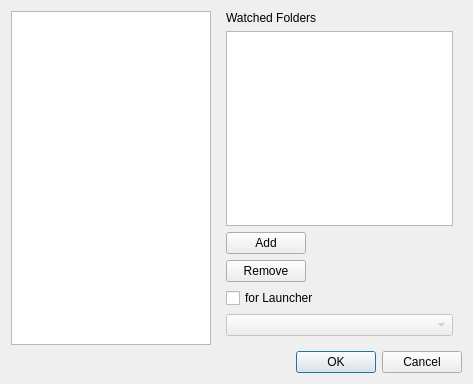
Before: the Qt Designer form fsettingsdialog.ui in FusionLauncher/FusionClient, drawn with Qt 5.
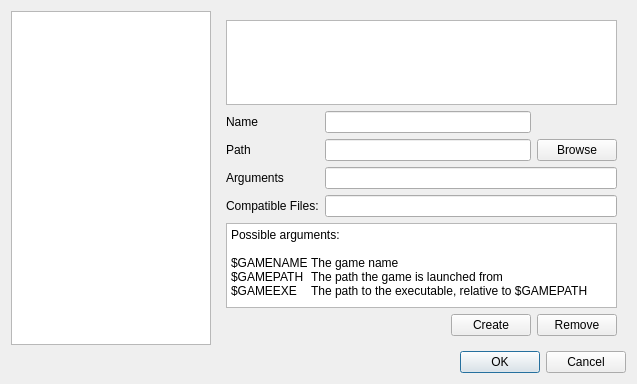
After: the same form once the commit is applied.

Commit message: Puts the Launcher into the Settings-Dialog (not done)

```diff
--- a/fsettingsdialog.ui
+++ b/fsettingsdialog.ui
@@ -9,7 +9,7 @@
    <rect>
     <x>0</x>
     <y>0</y>
-    <width>473</width>
+    <width>637</width>
     <height>384</height>
    </rect>
   </property>
@@ -57,7 +57,7 @@
       <item>
        <widget class="QStackedWidget" name="settingPages">
         <property name="currentIndex">
-         <number>4</number>
+         <number>5</number>
         </property>
         <widget class="QWidget" name="General">
          <layout class="QVBoxLayout" name="verticalLayout_2">
@@ -70,19 +70,6 @@
           <property name="bottomMargin">
            <number>0</number>
           </property>
-          <item>
-           <widget class="QLabel" name="label">
-            <property name="sizePolicy">
-             <sizepolicy hsizetype="Preferred" vsizetype="Minimum">
-              <horstretch>0</horstretch>
-              <verstretch>0</verstretch>
-             </sizepolicy>
-            </property>
-            <property name="text">
-             <string>General</string>
-            </property>
-           </widget>
-          </item>
           <item>
            <widget class="QWidget" name="widget_2" native="true">
             <layout class="QGridLayout" name="gridLayout_2">
@@ -315,38 +302,31 @@
           <property name="topMargin">
            <number>0</number>
           </property>
-          <item row="2" column="0">
+          <item row="0" column="0" colspan="2">
+           <widget class="QListWidget" name="lw_Folder_FolderList"/>
+          </item>
+          <item row="1" column="0">
            <widget class="QPushButton" name="btn_Folder_Add">
             <property name="text">
              <string>Add</string>
             </property>
            </widget>
           </item>
-          <item row="3" column="0">
+          <item row="2" column="0">
            <widget class="QPushButton" name="btn_Folder_Remove">
             <property name="text">
              <string>Remove</string>
             </property>
            </widget>
           </item>
-          <item row="1" column="0" colspan="2">
-           <widget class="QListWidget" name="lw_Folder_FolderList"/>
-          </item>
-          <item row="0" column="0">
-           <widget class="QLabel" name="la_Folder_Head">
-            <property name="text">
-             <string>Watched Folders</string>
-            </property>
-           </widget>
-          </item>
-          <item row="4" column="0">
+          <item row="3" column="0">
            <widget class="QCheckBox" name="cb_Folder_ForLauncher">
             <property name="text">
-             <string>for Launcher</string>
+             <string>Contains ROMs for Launcher</string>
             </property>
            </widget>
           </item>
-          <item row="5" column="0" colspan="2">
+          <item row="4" column="0" colspan="2">
            <widget class="QComboBox" name="cb_Folder_LauncherList">
             <property name="enabled">
              <bool>false</bool>
@@ -355,6 +335,89 @@
           </item>
          </layout>
         </widget>
+        <widget class="QWidget" name="Launchers">
+         <layout class="QGridLayout" name="gridLayout_3">
+          <item row="1" column="0">
+           <widget class="QLabel" name="nameLabel">
+            <property name="text">
+             <string>Name</string>
+            </property>
+           </widget>
+          </item>
+          <item row="2" column="5">
+           <widget class="QPushButton" name="btn_launcher_browsePath">
+            <property name="text">
+             <string>Browse</string>
+            </property>
+           </widget>
+          </item>
+          <item row="3" column="0">
+           <widget class="QLabel" name="argLabel">
+            <property name="text">
+             <string>Arguments</string>
+            </property>
+           </widget>
+          </item>
+          <item row="3" column="1" colspan="5">
+           <widget class="QLineEdit" name="le_launcher_argEdit"/>
+          </item>
+          <item row="2" column="0">
+           <widget class="QLabel" name="fileLabel">
+            <property name="text">
+             <string>Path</string>
+            </property>
+           </widget>
+          </item>
+          <item row="5" column="0" colspan="6">
+           <widget class="QTextBrowser" name="tb_launcher_infoBrowser">
+            <property name="html">
+             <string>&lt;!DOCTYPE HTML PUBLIC &quot;-//W3C//DTD HTML 4.0//EN&quot; &quot;http://www.w3.org/TR/REC-html40/strict.dtd&quot;&gt;
+&lt;html&gt;&lt;head&gt;&lt;meta name=&quot;qrichtext&quot; content=&quot;1&quot; /&gt;&lt;style type=&quot;text/css&quot;&gt;
+p, li { white-space: pre-wrap; }
+&lt;/style&gt;&lt;/head&gt;&lt;body style=&quot; font-family:'MS Shell Dlg 2'; font-size:8.25pt; font-weight:400; font-style:normal;&quot;&gt;
+&lt;p style=&quot; margin-top:0px; margin-bottom:0px; margin-left:0px; margin-right:0px; -qt-block-indent:0; text-indent:0px;&quot;&gt;&lt;span style=&quot; font-family:'Sans Serif'; font-size:9pt;&quot;&gt;Possible arguments:&lt;/span&gt;&lt;/p&gt;
+&lt;p style=&quot;-qt-paragraph-type:empty; margin-top:0px; margin-bottom:0px; margin-left:0px; margin-right:0px; -qt-block-indent:0; text-indent:0px; font-family:'Sans Serif'; font-size:9pt;&quot;&gt;&lt;br /&gt;&lt;/p&gt;
+&lt;p style=&quot; margin-top:0px; margin-bottom:0px; margin-left:0px; margin-right:0px; -qt-block-indent:0; text-indent:0px;&quot;&gt;&lt;span style=&quot; font-family:'Sans Serif'; font-size:9pt;&quot;&gt;$GAMENAME	The game name&lt;/span&gt;&lt;/p&gt;
+&lt;p style=&quot; margin-top:0px; margin-bottom:0px; margin-left:0px; margin-right:0px; -qt-block-indent:0; text-indent:0px;&quot;&gt;&lt;span style=&quot; font-family:'Sans Serif'; font-size:9pt;&quot;&gt;$GAMEPATH	The path the game is launched from&lt;/span&gt;&lt;/p&gt;
+&lt;p style=&quot; margin-top:0px; margin-bottom:0px; margin-left:0px; margin-right:0px; -qt-block-indent:0; text-indent:0px;&quot;&gt;&lt;span style=&quot; font-family:'Sans Serif'; font-size:9pt;&quot;&gt;$GAMEEXE	The path to the executable, relative to $GAMEPATH&lt;/span&gt;&lt;/p&gt;&lt;/body&gt;&lt;/html&gt;</string>
+            </property>
+           </widget>
+          </item>
+          <item row="2" column="1" colspan="4">
+           <widget class="QLineEdit" name="le_launcher_pathEdit"/>
+          </item>
+          <item row="6" column="4">
+           <widget class="QPushButton" name="btn_launcher_Add">
+            <property name="text">
+             <string>Create</string>
+            </property>
+           </widget>
+          </item>
+          <item row="0" column="0" colspan="6">
+           <widget class="QListWidget" name="lw_launcher_launchers"/>
+          </item>
+          <item row="6" column="5">
+           <widget class="QPushButton" name="btn_launcher_remove">
+            <property name="text">
+             <string>Remove</string>
+            </property>
+           </widget>
+          </item>
+          <item row="1" column="1" colspan="4">
+           <widget class="QLineEdit" name="le_launcher_nameEdit"/>
+          </item>
+          <item row="4" column="0">
+           <widget class="QLabel" name="label">
+            <property name="text">
+             <string>Compatible Files:</string>
+            </property>
+           </widget>
+          </item>
+          <item row="4" column="1" colspan="5">
+           <widget class="QLineEdit" name="le_launcher_suffix"/>
+          </item>
+         </layout>
+        </widget>
        </widget>
       </item>
      </layout>
```
Left out of the diff: 22 changed lines with no effect on the pictures. The commit also changes 5 other files.
